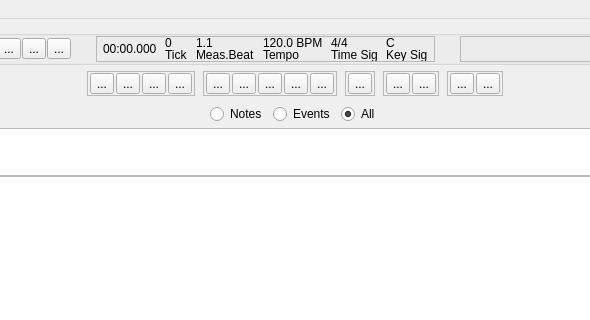
Before: the Qt Designer form src/ui/mainwindow.ui in garakmon/gtm, drawn with Qt 5; both pictures show x 394 to 984 and y 0 to 320 of the 1248 by 811 pixel window.
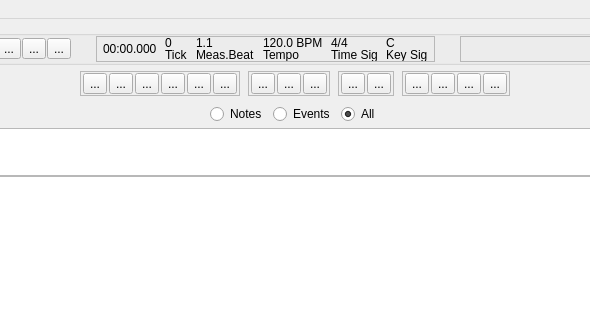
After: the same form once the commit is applied. Icons and pictures are not drawn. Custom widgets are drawn as their Qt base class.

Commit message: rework some tool selectability

Patch:
```diff
--- a/src/ui/mainwindow.ui
+++ b/src/ui/mainwindow.ui
@@ -615,6 +615,20 @@
              <property name="bottomMargin">
               <number>1</number>
              </property>
+             <item>
+              <widget class="QToolButton" name="button_select_normal">
+               <property name="toolTip">
+                <string>Normal Select</string>
+               </property>
+               <property name="text">
+                <string>...</string>
+               </property>
+               <property name="icon">
+                <iconset resource="../../build_debug/src/ui/.qt/rcc/gtm-icons.qrc">
+                 <normaloff>:/icons/normal-select.svg</normaloff>:/icons/normal-select.svg</iconset>
+               </property>
+              </widget>
+             </item>
              <item>
               <widget class="QToolButton" name="button_select_rect">
                <property name="toolTip">
@@ -657,6 +671,20 @@
                </property>
               </widget>
              </item>
+             <item>
+              <widget class="QToolButton" name="button_select_time">
+               <property name="toolTip">
+                <string>Time Range Select</string>
+               </property>
+               <property name="text">
+                <string>...</string>
+               </property>
+               <property name="icon">
+                <iconset resource="../../build_debug/src/ui/.qt/rcc/gtm-icons.qrc">
+                 <normaloff>:/icons/time-range-select.svg</normaloff>:/icons/time-range-select.svg</iconset>
+               </property>
+              </widget>
+             </item>
              <item>
               <widget class="QToolButton" name="button_select_invert">
                <property name="toolTip">
@@ -740,6 +768,88 @@
                </property>
               </widget>
              </item>
+            </layout>
+           </widget>
+          </item>
+          <item>
+           <widget class="QFrame" name="pillbox_MetaTools">
+            <property name="frameShape">
+             <enum>QFrame::StyledPanel</enum>
+            </property>
+            <property name="frameShadow">
+             <enum>QFrame::Raised</enum>
+            </property>
+            <layout class="QHBoxLayout" name="horizontalLayout_6">
+             <property name="spacing">
+              <number>2</number>
+             </property>
+             <property name="leftMargin">
+              <number>2</number>
+             </property>
+             <property name="topMargin">
+              <number>1</number>
+             </property>
+             <property name="rightMargin">
+              <number>2</number>
+             </property>
+             <property name="bottomMargin">
+              <number>1</number>
+             </property>
+             <item>
+              <widget class="QToolButton" name="button_meta_loop">
+               <property name="toolTip">
+                <string>Create Loop</string>
+               </property>
+               <property name="text">
+                <string>...</string>
+               </property>
+               <property name="icon">
+                <iconset resource="../../build_debug/src/ui/.qt/rcc/gtm-icons.qrc">
+                 <normaloff>:/icons/restart.svg</normaloff>:/icons/restart.svg</iconset>
+               </property>
+              </widget>
+             </item>
+             <item>
+              <widget class="QToolButton" name="button_meta_program_change">
+               <property name="toolTip">
+                <string>Program Change</string>
+               </property>
+               <property name="text">
+                <string>...</string>
+               </property>
+               <property name="icon">
+                <iconset resource="../../build_debug/src/ui/.qt/rcc/gtm-icons.qrc">
+                 <normaloff>:/icons/shuffle.svg</normaloff>:/icons/shuffle.svg</iconset>
+               </property>
+              </widget>
+             </item>
+            </layout>
+           </widget>
+          </item>
+          <item>
+           <widget class="QFrame" name="pillbox_TrackTools">
+            <property name="frameShape">
+             <enum>QFrame::StyledPanel</enum>
+            </property>
+            <property name="frameShadow">
+             <enum>QFrame::Raised</enum>
+            </property>
+            <layout class="QHBoxLayout" name="horizontalLayout_8">
+             <property name="spacing">
+              <number>2</number>
+             </property>
+             <property name="leftMargin">
+              <number>2</number>
+             </property>
+             <property name="topMargin">
+              <number>1</number>
+             </property>
+             <property name="rightMargin">
+              <number>2</number>
+             </property>
+             <property name="bottomMargin">
+              <number>1</number>
+             </property>
              <item>
               <widget class="QToolButton" name="button_note_quantize">
                <property name="toolTip">
@@ -768,74 +878,6 @@
                </property>
               </widget>
              </item>
-            </layout>
-           </widget>
-          </item>
-          <item>
-           <widget class="QFrame" name="pillbox_EditTools">
-            <property name="frameShape">
-             <enum>QFrame::StyledPanel</enum>
-            </property>
-            <property name="frameShadow">
-             <enum>QFrame::Raised</enum>
-            </property>
-            <layout class="QHBoxLayout" name="horizontalLayout_4">
-             <property name="spacing">
-              <number>2</number>
-             </property>
-             <property name="leftMargin">
-              <number>2</number>
-             </property>
-             <property name="topMargin">
-              <number>1</number>
-             </property>
-             <property name="rightMargin">
-              <number>2</number>
-             </property>
-             <property name="bottomMargin">
-              <number>1</number>
-             </property>
-             <item>
-              <widget class="QToolButton" name="button_Cut">
-               <property name="toolTip">
-                <string>Cut?</string>
-               </property>
-               <property name="text">
-                <string>...</string>
-               </property>
-               <property name="icon">
-                <iconset resource="../../build_debug/src/ui/.qt/rcc/gtm-icons.qrc">
-                 <normaloff>:/icons/cut.svg</normaloff>:/icons/cut.svg</iconset>
-               </property>
-              </widget>
-             </item>
-            </layout>
-           </widget>
-          </item>
-          <item>
-           <widget class="QFrame" name="pillbox_TrackTools">
-            <property name="frameShape">
-             <enum>QFrame::StyledPanel</enum>
-            </property>
-            <property name="frameShadow">
-             <enum>QFrame::Raised</enum>
-            </property>
-            <layout class="QHBoxLayout" name="horizontalLayout_8">
-             <property name="spacing">
-              <number>2</number>
-             </property>
-             <property name="leftMargin">
-              <number>2</number>
-             </property>
-             <property name="topMargin">
-              <number>1</number>
-             </property>
-             <property name="rightMargin">
-              <number>2</number>
-             </property>
-             <property name="bottomMargin">
-              <number>1</number>
-             </property>
              <item>
               <widget class="QToolButton" name="button_tracks_merge">
                <property name="toolTip">
@@ -867,61 +909,6 @@
             </layout>
            </widget>
           </item>
-          <item>
-           <widget class="QFrame" name="pillbox_MetaTools">
-            <property name="frameShape">
-             <enum>QFrame::StyledPanel</enum>
-            </property>
-            <property name="frameShadow">
-             <enum>QFrame::Raised</enum>
-            </property>
-            <layout class="QHBoxLayout" name="horizontalLayout_6">
-             <property name="spacing">
-              <number>2</number>
-             </property>
-             <property name="leftMargin">
-              <number>2</number>
-             </property>
-             <property name="topMargin">
-              <number>1</number>
-             </property>
-             <property name="rightMargin">
-              <number>2</number>
-             </property>
-             <property name="bottomMargin">
-              <number>1</number>
-             </property>
-             <item>
-              <widget class="QToolButton" name="button_meta_loop">
-               <property name="toolTip">
-                <string>Create Loop</string>
-               </property>
-               <property name="text">
-                <string>...</string>
-               </property>
-               <property name="icon">
-                <iconset resource="../../build_debug/src/ui/.qt/rcc/gtm-icons.qrc">
-                 <normaloff>:/icons/restart.svg</normaloff>:/icons/restart.svg</iconset>
-               </property>
-              </widget>
-             </item>
-             <item>
-              <widget class="QToolButton" name="button_meta_program_change">
-               <property name="toolTip">
-                <string>Program Change</string>
-               </property>
-               <property name="text">
-                <string>...</string>
-               </property>
-               <property name="icon">
-                <iconset resource="../../build_debug/src/ui/.qt/rcc/gtm-icons.qrc">
-                 <normaloff>:/icons/shuffle.svg</normaloff>:/icons/shuffle.svg</iconset>
-               </property>
-              </widget>
-             </item>
-            </layout>
-           </widget>
-          </item>
           <item>
            <spacer name="spacer_tools_right">
             <property name="orientation">
```
Left out of the diff: 2 changed lines with no effect on the pictures. The commit also changes 4 other files.
